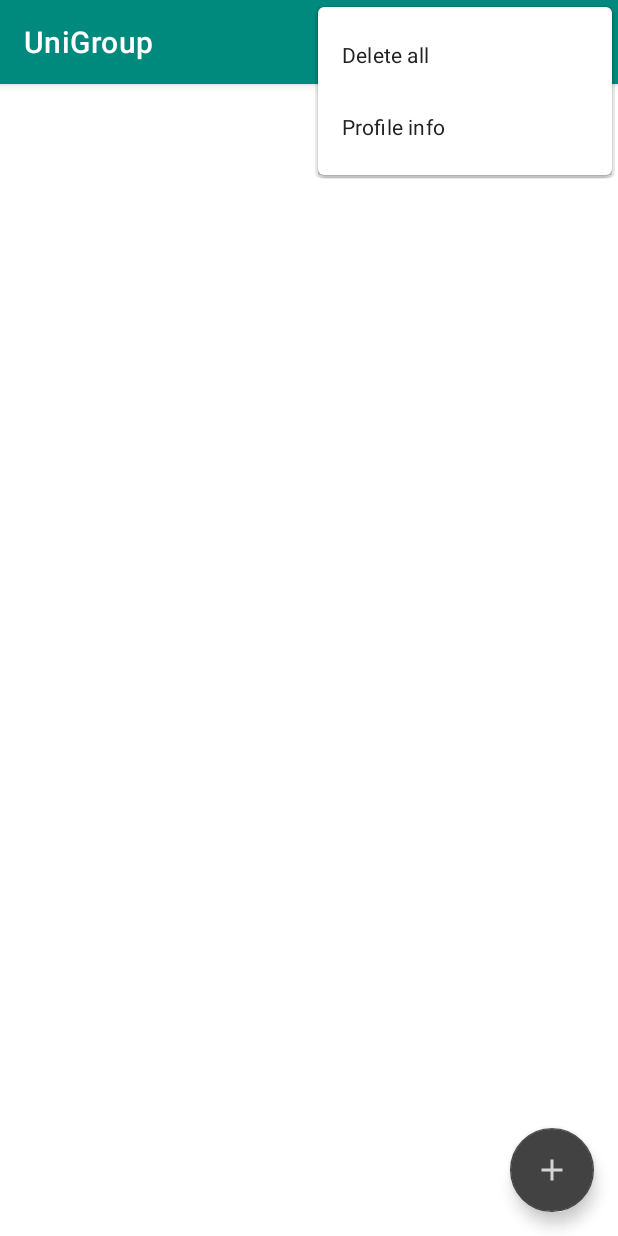
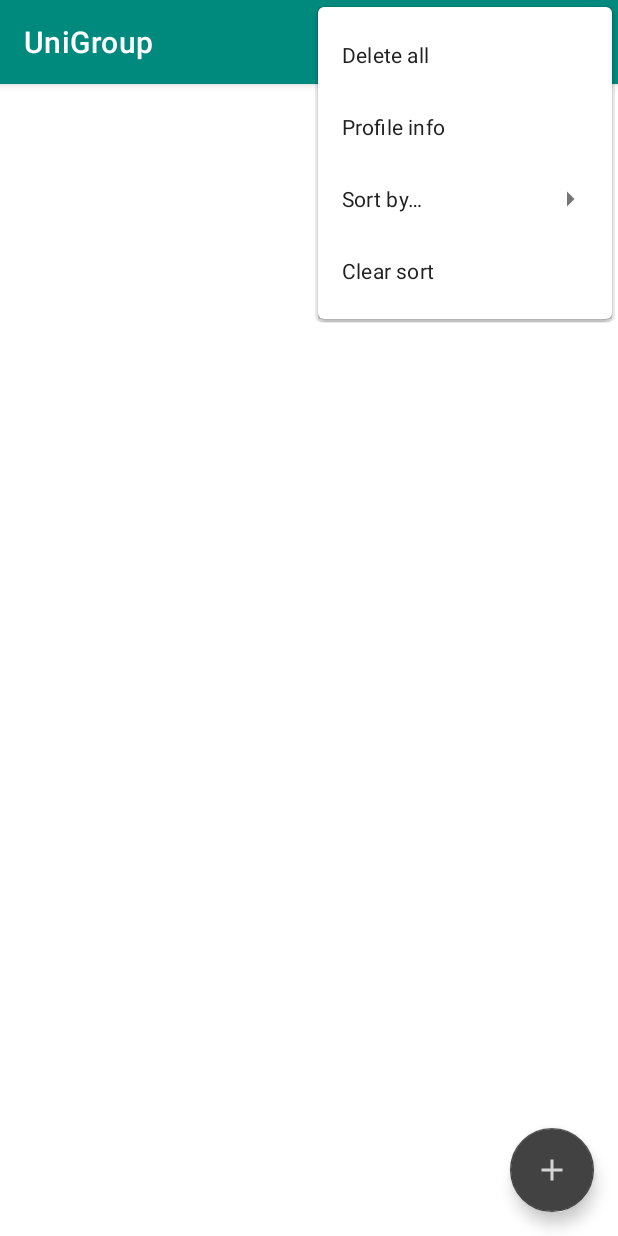
Before and after one commit to maksimisu/UniGroup, an Android app: the StudentsListActivity screen opened directly, with no data from a screen before it, with the options menu open, on a phone screen of 412 x 824 dp. Run offline under Robolectric (Android 15) with nearby library versions, the light colour scheme and no system bars; our stand-ins replace Firebase (no records; nobody signed in at launch, a user with empty details on screens opened directly).

Commit message:
version 1.0.1 sorting list by lastname, name, surname

```diff
--- a/app/src/main/java/com/blackbird/unigroup/activities/AddStudentActivity.kt
+++ b/app/src/main/java/com/blackbird/unigroup/activities/AddStudentActivity.kt
@@ -15,7 +15,7 @@ import kotlinx.android.synthetic.main.activity_add_student.*
 class AddStudentActivity : AppCompatActivity() {
 
     private lateinit var dbReference: DatabaseReference
-    lateinit var auth: FirebaseAuth
+    private lateinit var auth: FirebaseAuth
 
     override fun onCreate(savedInstanceState: Bundle?) {
         super.onCreate(savedInstanceState)
--- a/app/src/main/java/com/blackbird/unigroup/activities/ProfileActivity.kt
+++ b/app/src/main/java/com/blackbird/unigroup/activities/ProfileActivity.kt
@@ -16,7 +16,7 @@ import kotlinx.android.synthetic.main.activity_profile.*
 
 class ProfileActivity : AppCompatActivity() {
 
-    lateinit var auth: FirebaseAuth
+    private lateinit var auth: FirebaseAuth
     private lateinit var currentUser: FirebaseUser
     private lateinit var dbReference: DatabaseReference
 
@@ -29,7 +29,7 @@ class ProfileActivity : AppCompatActivity() {
         val profileEmail = tvProfileEmail
         auth = FirebaseAuth.getInstance()
         currentUser = auth.currentUser!!
-        currentUser?.let {
+        currentUser.let {
             val email = currentUser.email
             profileEmail.text = email
         }
--- a/app/src/main/res/menu/menu_students_list.xml
+++ b/app/src/main/res/menu/menu_students_list.xml
@@ -6,7 +6,7 @@
         android:id="@+id/actionBack"
         android:icon="@drawable/ic_back"
         android:title="@string/back"
-        app:showAsAction="always" />
+        app:showAsAction="ifRoom" />
 
     <item
         android:id="@+id/actionDeleteAll"
@@ -18,4 +18,35 @@
         android:title="@string/profile_info"
         app:showAsAction="never" />
 
+    <item
+        android:id="@+id/actionSortBy"
+        android:title="@string/sort_by"
+        app:showAsAction="never" >
+
+        <menu>
+
+            <item
+                android:id="@+id/actionSortByLastname"
+                android:title="@string/sort_by_lastname"
+                app:showAsAction="never" />
+
+            <item
+                android:id="@+id/actionSortByName"
+                android:title="@string/sort_by_name"
+                app:showAsAction="never" />
+
+            <item
+                android:id="@+id/actionSortBySurname"
+                android:title="@string/sort_by_surname"
+                app:showAsAction="never" />
+
+        </menu>
+
+    </item>
+
+    <item
+        android:id="@+id/actionClearSort"
+        android:title="@string/sort_clear"
+        app:showAsAction="never" />
+
 </menu>
--- a/app/src/main/res/values/strings.xml
+++ b/app/src/main/res/values/strings.xml
@@ -21,6 +21,11 @@
     <string name="title_tip">Tip</string>
     <string name="tip">For log in you don\'t have to complete name and password confirmation fields.</string>
     <string name="delete_all">Delete all</string>
+    <string name="sort_by">Sort by…</string>
+    <string name="sort_by_lastname">lastname</string>
+    <string name="sort_by_name">name</string>
+    <string name="sort_by_surname">surname</string>
+    <string name="sort_clear">Clear sort</string>
 
     <!-- Main Activity -->
     <string name="btn_group_list">Group list</string>
--- a/app/src/main/res/xml/backup_descriptor.xml
+++ /dev/null
@@ -1,4 +0,0 @@
-<?xml version="1.0" encoding="utf-8"?>
-<full-backup-content>
-    <!-- Exclude specific shared preferences that contain GCM registration Id -->
-</full-backup-content>
```
Also changed, not shown: app/build.gradle (+9 -9 lines), app/src/main/AndroidManifest.xml (+15 -6 lines), app/src/main/java/com/blackbird/unigroup/activities/LoginActivity.kt (+5 -5 lines), app/src/main/java/com/blackbird/unigroup/activities/StudentActivity.kt (+7 -3 lines), app/src/main/java/com/blackbird/unigroup/activities/StudentsListActivity.kt (+25 -5 lines), app/src/main/java/com/blackbird/unigroup/data/Student.kt (+28 -0 lines), build.gradle (+5 -5 lines), gradle/wrapper/gradle-wrapper.properties, 1 other file.
